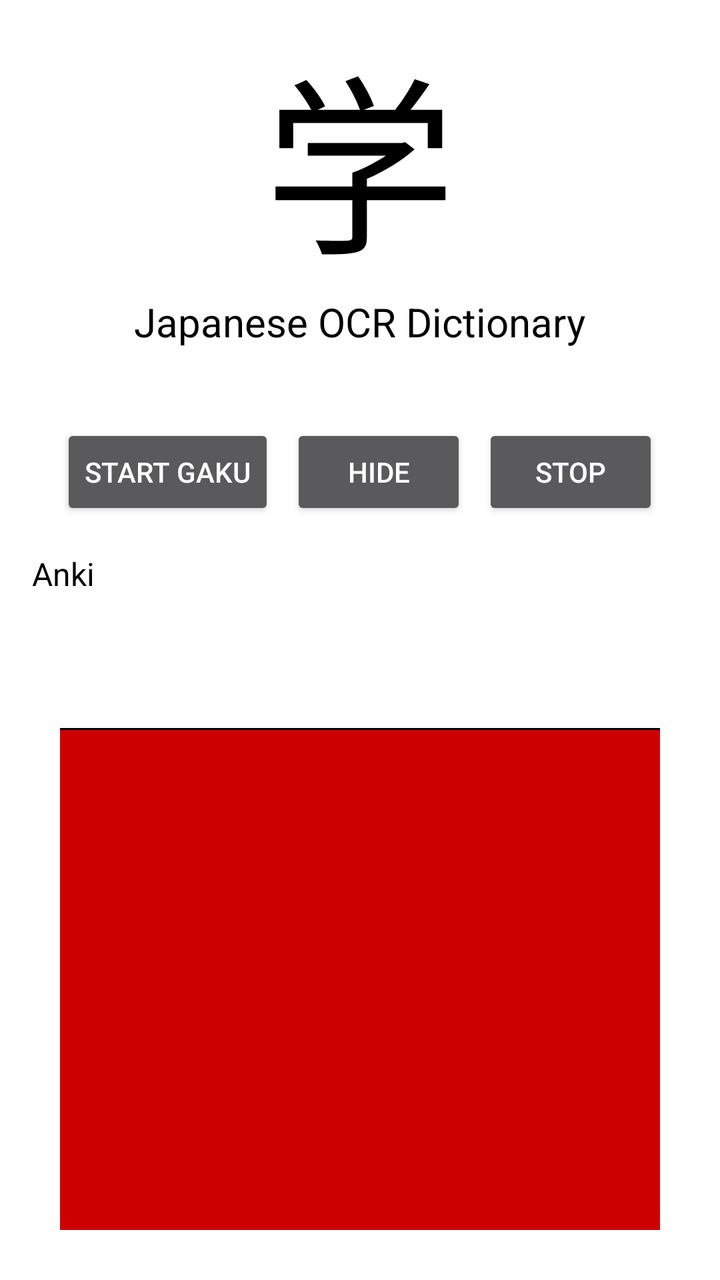
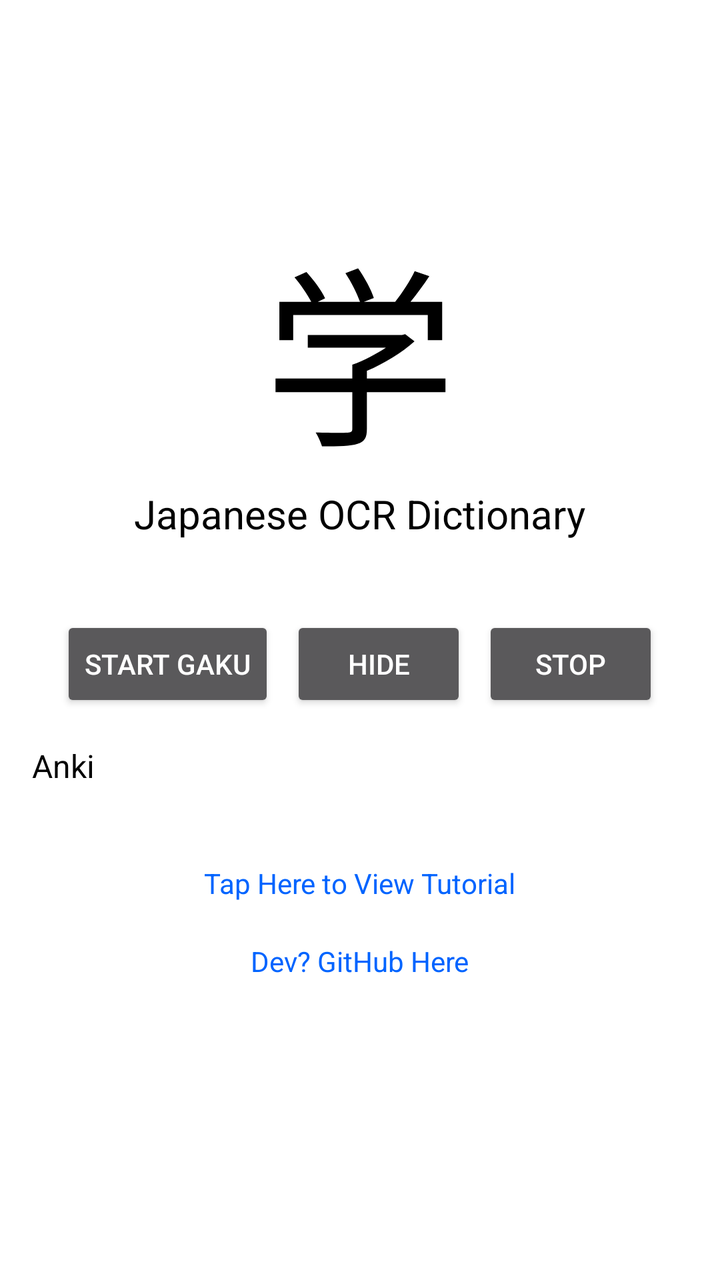

Before-and-after screenshots of an Android layout around one commit, followed by the original layout XML and the change that was made.
<!-- AndroidManifest.xml: application theme AppTheme -->
<!-- res/layout/fragment_start.xml -->
<?xml version="1.0" encoding="utf-8"?>
<androidx.constraintlayout.widget.ConstraintLayout
    xmlns:android="http://schemas.android.com/apk/res/android"
    xmlns:app="http://schemas.android.com/apk/res-auto"
    xmlns:tools="http://schemas.android.com/tools"
    android:layout_width="match_parent"
    android:layout_height="match_parent"
    android:background="@color/Primary"
    tools:context=".MainStartFragment">

    
    <ScrollView
        android:id="@+id/top_scroll"
        android:layout_width="match_parent"
        android:layout_height="0dp"
        android:fillViewport="true"
        app:layout_constraintBottom_toTopOf="@+id/support_text"
        app:layout_constraintEnd_toEndOf="parent"
        app:layout_constraintStart_toStartOf="parent"
        app:layout_constraintTop_toTopOf="parent">

        <LinearLayout
            android:layout_width="match_parent"
            android:layout_height="wrap_content"
            android:gravity="center"
            android:orientation="vertical"
            android:paddingLeft="16dp"
            android:paddingTop="8dp"
            android:paddingRight="16dp"
            android:paddingBottom="8dp">

            <TextView
                android:id="@+id/gaku_logo"
                android:layout_width="wrap_content"
                android:layout_height="wrap_content"
                android:text="学"
                android:textColor="@color/PrimaryDark"
                android:textSize="96sp" />

            <TextView
                android:id="@+id/gaku_title"
                android:layout_width="wrap_content"
                android:layout_height="wrap_content"
                android:text="Japanese OCR Dictionary"
                android:textColor="@color/PrimaryDark"
                android:textSize="20sp" />

            
            <TextView
                android:id="@+id/gaku_state"
                android:layout_width="match_parent"
                android:layout_height="wrap_content"
                android:layout_marginTop="12dp"
                android:gravity="center"
                android:textColor="@color/PrimaryDark"
                android:textSize="16sp" />

            <LinearLayout
                android:id="@+id/gaku_buttons"
                android:layout_width="wrap_content"
                android:layout_height="wrap_content"
                android:layout_marginTop="4dp"
                android:orientation="horizontal">

                <Button
                    android:id="@+id/gaku_start"
                    android:layout_width="wrap_content"
                    android:layout_height="wrap_content"
                    android:text="@string/gaku_button_start" />

                <Button
                    android:id="@+id/gaku_show_hide"
                    android:layout_width="wrap_content"
                    android:layout_height="wrap_content"
                    android:layout_marginStart="8dp"
                    android:text="@string/gaku_button_hide" />

                <Button
                    android:id="@+id/gaku_stop"
                    android:layout_width="wrap_content"
                    android:layout_height="wrap_content"
                    android:layout_marginStart="8dp"
                    android:text="@string/gaku_button_stop" />

            </LinearLayout>

            <TextView
                android:id="@+id/gaku_hint"
                android:layout_width="match_parent"
                android:layout_height="wrap_content"
                android:layout_marginTop="8dp"
                android:gravity="center"
                android:textColor="@color/PrimaryDark"
                android:textSize="12sp"
                android:visibility="gone" />

            
            <LinearLayout
                android:id="@+id/llm_settings"
                android:layout_width="match_parent"
                android:layout_height="wrap_content"
                android:layout_marginTop="16dp"
                android:orientation="vertical"
                android:visibility="gone">

                <TextView
                    android:layout_width="wrap_content"
                    android:layout_height="wrap_content"
                    android:text="Ollama server"
                    android:textColor="@color/PrimaryDark"
                    android:textSize="16sp" />

                <LinearLayout
                    android:layout_width="match_parent"
                    android:layout_height="wrap_content"
                    android:gravity="center_vertical"
                    android:orientation="horizontal">

                    
                    <EditText
                        android:id="@+id/llm_server"
                        android:theme="@style/ThemeOverlay.AppCompat.Light"
                        android:layout_width="0dp"
                        android:layout_height="wrap_content"
                        android:layout_weight="1"
                        android:hint="192.168.1.10 or https://…"
                        android:imeOptions="actionDone|flagNoPersonalizedLearning"
                        android:inputType="textUri"
                        android:singleLine="true" />

                    <Button
                        android:id="@+id/llm_connect"
                        android:layout_width="wrap_content"
                        android:layout_height="wrap_content"
                        android:layout_marginStart="8dp"
                        android:text="@string/llm_button_connect" />

                </LinearLayout>

                
                <EditText
                    android:id="@+id/llm_api_key"
                    android:theme="@style/ThemeOverlay.AppCompat.Light"
                    android:layout_width="match_parent"
                    android:layout_height="wrap_content"
                    android:hint="API key (optional)"
                    android:imeOptions="actionDone|flagNoPersonalizedLearning"
                    android:inputType="textPassword"
                    android:singleLine="true" />

                
                <Spinner
                    android:id="@+id/llm_model"
                    android:theme="@style/ThemeOverlay.AppCompat.Light"
                    android:layout_width="match_parent"
                    android:layout_height="wrap_content"
                    android:visibility="gone" />

                <TextView
                    android:id="@+id/llm_status"
                    android:layout_width="match_parent"
                    android:layout_height="wrap_content"
                    android:layout_marginTop="4dp"
                    android:textColor="@color/PrimaryDark"
                    android:textSize="12sp" />

            </LinearLayout>

            
            <LinearLayout
                android:id="@+id/anki_settings"
                android:layout_width="match_parent"
                android:layout_height="wrap_content"
                android:layout_marginTop="16dp"
                android:orientation="vertical">

                <TextView
                    android:layout_width="wrap_content"
                    android:layout_height="wrap_content"
                    android:text="Anki"
                    android:textColor="@color/PrimaryDark"
                    android:textSize="16sp" />

                <LinearLayout
                    android:layout_width="match_parent"
                    android:layout_height="wrap_content"
                    android:gravity="center_vertical"
                    android:orientation="horizontal">

                    
                    <Spinner
                        android:id="@+id/anki_deck"
                        android:theme="@style/ThemeOverlay.AppCompat.Light"
                        android:layout_width="0dp"
                        android:layout_height="wrap_content"
                        android:layout_weight="1"
                        android:visibility="gone" />

                    <Button
                        android:id="@+id/anki_connect"
                        android:layout_width="wrap_content"
                        android:layout_height="wrap_content"
                        android:visibility="gone"
                        android:text="@string/anki_button_connect" />

                </LinearLayout>

                <TextView
                    android:id="@+id/anki_status"
                    android:layout_width="match_parent"
                    android:layout_height="wrap_content"
                    android:layout_marginTop="4dp"
                    android:textColor="@color/PrimaryDark"
                    android:textSize="12sp" />

            </LinearLayout>

            <TextView
                android:id="@+id/gaku_tutorial"
                android:layout_width="wrap_content"
                android:layout_height="wrap_content"
                android:layout_marginTop="8dp"
                android:padding="10dp"
                android:text="Tap Here to View Tutorial"
                android:textColor="@color/blue_dark"
                android:textSize="14sp" />

            <TextView
                android:id="@+id/gaku_github"
                android:layout_width="wrap_content"
                android:layout_height="wrap_content"
                android:padding="10dp"
                android:text="Dev? GitHub Here"
                android:textColor="@color/blue_dark"
                android:textSize="14sp" />

        </LinearLayout>

    </ScrollView>

    <TextView
        android:id="@+id/support_text"
        android:layout_width="300dp"
        android:layout_height="wrap_content"
        android:layout_gravity="center_horizontal"
        android:layout_marginStart="8dp"
        android:layout_marginEnd="8dp"
        android:layout_marginBottom="15dp"
        android:gravity="center"
        android:textColor="@color/PrimaryDark"
        android:textSize="12sp"
        app:layout_constraintBottom_toBottomOf="@+id/horizontal_line"
        app:layout_constraintEnd_toEndOf="parent"
        app:layout_constraintStart_toStartOf="parent" />

    <FrameLayout
        android:id="@+id/frameLayout"
        android:layout_width="300dp"
        android:layout_height="4dp"
        android:layout_marginStart="8dp"
        android:layout_marginEnd="8dp"
        app:layout_constraintBottom_toTopOf="@+id/horizontal_line"
        app:layout_constraintEnd_toEndOf="parent"
        app:layout_constraintStart_toStartOf="parent">

        
        <ProgressBar
            android:id="@+id/progress_bar"
            style="?android:attr/progressBarStyleHorizontal"
            android:layout_width="300dp"
            android:layout_height="32dp"
            android:layout_gravity="center"
            android:indeterminate="true"
            android:visibility="invisible" />
    </FrameLayout>

    <FrameLayout
        android:id="@+id/horizontal_line"
        android:layout_width="300dp"
        android:layout_height="1dp"
        android:background="@android:color/black"
        app:layout_constraintBottom_toTopOf="@+id/promoView"
        app:layout_constraintEnd_toEndOf="parent"
        app:layout_constraintStart_toStartOf="parent">
    </FrameLayout>

    <FrameLayout
        android:id="@+id/promoView"
        android:layout_width="wrap_content"
        android:layout_height="wrap_content"
        android:layout_margin="25dp"
        app:layout_constraintBottom_toBottomOf="parent"
        app:layout_constraintEnd_toEndOf="parent"
        app:layout_constraintStart_toStartOf="parent">
        <ImageView
            android:id="@+id/saeView"
            android:layout_width="300dp"
            android:layout_height="250dp"
            android:background="@android:color/holo_red_dark"/>
    </FrameLayout>

</androidx.constraintlayout.widget.ConstraintLayout>
<!-- resources referenced by this layout -->
<resources>
  <color name="Primary">#FFFFFF</color>
  <color name="PrimaryDark">#000000</color>
  <color name="blue_dark">#0064ff</color>
  <string name="anki_button_connect">Connect AnkiDroid</string>
  <string name="gaku_button_hide">Hide</string>
  <string name="gaku_button_start">Start Gaku</string>
  <string name="gaku_button_stop">Stop</string>
  <string name="llm_button_connect">Connect</string>
  <style name="AppTheme" parent="Theme.AppCompat.NoActionBar">
          
          
      </style>
</resources>

<!-- the commit's change to res/layout/fragment_start.xml (unified diff, before → after) -->
@@ -14,7 +14,7 @@
         android:layout_width="match_parent"
         android:layout_height="0dp"
         android:fillViewport="true"
-        app:layout_constraintBottom_toTopOf="@+id/support_text"
+        app:layout_constraintBottom_toTopOf="@+id/frameLayout"
         app:layout_constraintEnd_toEndOf="parent"
         app:layout_constraintStart_toStartOf="parent"
         app:layout_constraintTop_toTopOf="parent">
@@ -238,28 +238,14 @@
 
     </ScrollView>
 
-    <TextView
-        android:id="@+id/support_text"
-        android:layout_width="300dp"
-        android:layout_height="wrap_content"
-        android:layout_gravity="center_horizontal"
-        android:layout_marginStart="8dp"
-        android:layout_marginEnd="8dp"
-        android:layout_marginBottom="15dp"
-        android:gravity="center"
-        android:textColor="@color/PrimaryDark"
-        android:textSize="12sp"
-        app:layout_constraintBottom_toBottomOf="@+id/horizontal_line"
-        app:layout_constraintEnd_toEndOf="parent"
-        app:layout_constraintStart_toStartOf="parent" />
-
     <FrameLayout
         android:id="@+id/frameLayout"
         android:layout_width="300dp"
         android:layout_height="4dp"
         android:layout_marginStart="8dp"
         android:layout_marginEnd="8dp"
-        app:layout_constraintBottom_toTopOf="@+id/horizontal_line"
+        android:layout_marginBottom="32dp"
+        app:layout_constraintBottom_toBottomOf="parent"
         app:layout_constraintEnd_toEndOf="parent"
         app:layout_constraintStart_toStartOf="parent">
 
@@ -274,29 +260,4 @@
             android:visibility="invisible" />
     </FrameLayout>
 
-    <FrameLayout
-        android:id="@+id/horizontal_line"
-        android:layout_width="300dp"
-        android:layout_height="1dp"
-        android:background="@android:color/black"
-        app:layout_constraintBottom_toTopOf="@+id/promoView"
-        app:layout_constraintEnd_toEndOf="parent"
-        app:layout_constraintStart_toStartOf="parent">
-    </FrameLayout>
-
-    <FrameLayout
-        android:id="@+id/promoView"
-        android:layout_width="wrap_content"
-        android:layout_height="wrap_content"
-        android:layout_margin="25dp"
-        app:layout_constraintBottom_toBottomOf="parent"
-        app:layout_constraintEnd_toEndOf="parent"
-        app:layout_constraintStart_toStartOf="parent">
-        <ImageView
-            android:id="@+id/saeView"
-            android:layout_width="300dp"
-            android:layout_height="250dp"
-            android:background="@android:color/holo_red_dark"/>
-    </FrameLayout>
-
 </androidx.constraintlayout.widget.ConstraintLayout>
